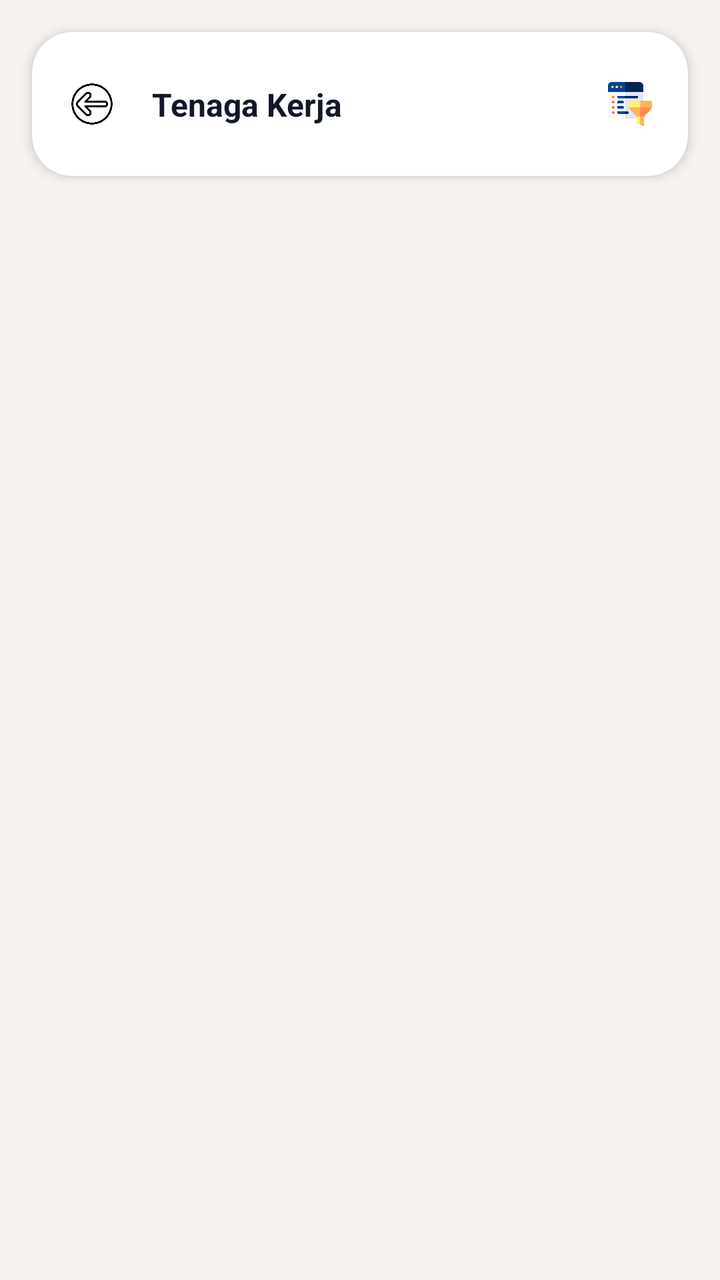
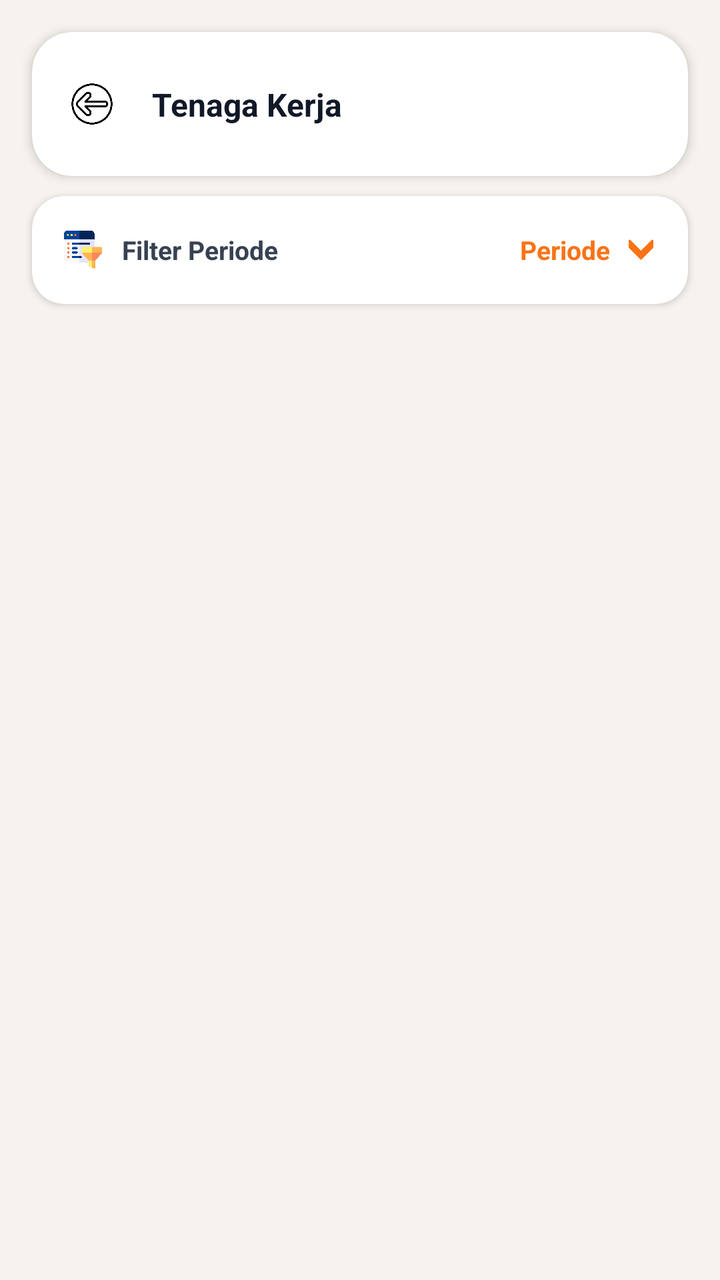

Screens rendered from an Android XML layout before and after an edit, with the pre-edit source and the edit as a unified diff.
<!-- AndroidManifest.xml: application theme Theme.Bpskota -->
<!-- res/layout/activity_tenagakerja.xml -->
<?xml version="1.0" encoding="utf-8"?>
<androidx.constraintlayout.widget.ConstraintLayout
    xmlns:android="http://schemas.android.com/apk/res/android"
    xmlns:app="http://schemas.android.com/apk/res-auto"
    xmlns:tools="http://schemas.android.com/tools"

    android:layout_width="match_parent"
    android:layout_height="match_parent"
    android:background="#F6F2EE"

    tools:context=".TempattinggalActivity">


    
    
    

    <androidx.cardview.widget.CardView
        android:id="@+id/headerTempatTinggal"

        android:layout_width="0dp"
        android:layout_height="72dp"

        android:layout_marginStart="16dp"
        android:layout_marginTop="16dp"
        android:layout_marginEnd="16dp"

        app:cardBackgroundColor="#FFFFFF"
        app:cardCornerRadius="20dp"
        app:cardElevation="3dp"

        app:layout_constraintTop_toTopOf="parent"
        app:layout_constraintStart_toStartOf="parent"
        app:layout_constraintEnd_toEndOf="parent">

        <androidx.constraintlayout.widget.ConstraintLayout
            android:layout_width="match_parent"
            android:layout_height="match_parent">


            

            <ImageView
                android:id="@+id/btnBack"

                android:layout_width="44dp"
                android:layout_height="44dp"

                android:layout_marginStart="8dp"

                android:background="?attr/selectableItemBackgroundBorderless"

                android:clickable="true"
                android:focusable="true"

                android:padding="10dp"

                android:src="@drawable/ic_arrow_back"

                android:contentDescription="Kembali"

                app:layout_constraintStart_toStartOf="parent"
                app:layout_constraintTop_toTopOf="parent"
                app:layout_constraintBottom_toBottomOf="parent" />


            

            <TextView
                android:id="@+id/tvHeaderTitle"

                android:layout_width="0dp"
                android:layout_height="wrap_content"

                android:layout_marginStart="8dp"
                android:layout_marginEnd="8dp"

                android:text="Tenaga Kerja"
                android:textColor="#111827"
                android:textSize="16sp"
                android:textStyle="bold"

                android:maxLines="2"
                android:ellipsize="end"

                app:layout_constraintStart_toEndOf="@id/btnBack"
                app:layout_constraintEnd_toStartOf="@id/btnFilter"
                app:layout_constraintTop_toTopOf="parent"
                app:layout_constraintBottom_toBottomOf="parent" />


            

            <ImageView
                android:id="@+id/btnFilter"

                android:layout_width="42dp"
                android:layout_height="42dp"

                android:layout_marginEnd="8dp"

                android:background="?attr/selectableItemBackgroundBorderless"

                android:clickable="true"
                android:focusable="true"

                android:padding="10dp"

                android:src="@drawable/ic_filter"

                android:contentDescription="Filter tahun"

                app:layout_constraintEnd_toEndOf="parent"
                app:layout_constraintTop_toTopOf="parent"
                app:layout_constraintBottom_toBottomOf="parent" />

        </androidx.constraintlayout.widget.ConstraintLayout>

    </androidx.cardview.widget.CardView>


    
    
    

    <com.airbnb.lottie.LottieAnimationView
        android:id="@+id/progressLoading"
        android:layout_width="100dp"
        android:layout_height="100dp"
        android:visibility="gone"
        app:layout_constraintTop_toTopOf="parent"
        app:layout_constraintBottom_toBottomOf="parent"
        app:layout_constraintStart_toStartOf="parent"
        app:layout_constraintEnd_toEndOf="parent" />


    
    
    

    <ScrollView
        android:id="@+id/contentScroll"

        android:layout_width="0dp"
        android:layout_height="0dp"

        android:layout_marginTop="12dp"

        android:fillViewport="true"
        android:scrollbars="none"
        android:overScrollMode="never"

        app:layout_constraintTop_toBottomOf="@id/headerTempatTinggal"
        app:layout_constraintBottom_toBottomOf="parent"
        app:layout_constraintStart_toStartOf="parent"
        app:layout_constraintEnd_toEndOf="parent">


        

        <LinearLayout
            android:id="@+id/cardContainer"

            android:layout_width="match_parent"
            android:layout_height="wrap_content"

            android:orientation="vertical"

            android:paddingStart="24dp"
            android:paddingTop="12dp"
            android:paddingEnd="24dp"
            android:paddingBottom="32dp" />

    </ScrollView>

</androidx.constraintlayout.widget.ConstraintLayout>
<!-- resources referenced by this layout -->
<resources>
  <!-- drawable ic_arrow_back: png bitmap (drawable, 15698 bytes) -->
  <!-- drawable ic_filter: png bitmap (drawable, 14395 bytes) -->
  <style name="Theme.Bpskota" parent="Theme.MaterialComponents.DayNight.NoActionBar">
          
          <item name="colorPrimary">@color/purple_500</item>
          <item name="colorPrimaryVariant">@color/purple_700</item>
          <item name="colorOnPrimary">@color/white</item>
          
          <item name="colorSecondary">@color/teal_200</item>
          <item name="colorSecondaryVariant">@color/teal_700</item>
          <item name="colorOnSecondary">@color/black</item>
          
          <item name="android:statusBarColor">@color/white</item>
          
      </style>
  <color name="purple_500">#FF6200EE</color>
  <color name="purple_700">#FF3700B3</color>
  <color name="white">#FFFFFFFF</color>
  <color name="teal_200">#FF03DAC5</color>
  <color name="teal_700">#FF018786</color>
  <color name="black">#FF000000</color>
</resources>

<!-- the commit's change to res/layout/activity_tenagakerja.xml (unified diff, before → after) -->
@@ -10,9 +10,6 @@
 
     tools:context=".TempattinggalActivity">
 
-
-    
-    
     
 
     <androidx.cardview.widget.CardView
@@ -37,7 +34,6 @@
             android:layout_width="match_parent"
             android:layout_height="match_parent">
 
-
             
 
             <ImageView
@@ -56,14 +52,12 @@
                 android:padding="10dp"
 
                 android:src="@drawable/ic_arrow_back"
-
                 android:contentDescription="Kembali"
 
                 app:layout_constraintStart_toStartOf="parent"
                 app:layout_constraintTop_toTopOf="parent"
                 app:layout_constraintBottom_toBottomOf="parent" />
 
-
             
 
             <TextView
@@ -76,6 +70,7 @@
                 android:layout_marginEnd="8dp"
 
                 android:text="Tenaga Kerja"
+
                 android:textColor="#111827"
                 android:textSize="16sp"
                 android:textStyle="bold"
@@ -84,32 +79,6 @@
                 android:ellipsize="end"
 
                 app:layout_constraintStart_toEndOf="@id/btnBack"
-                app:layout_constraintEnd_toStartOf="@id/btnFilter"
-                app:layout_constraintTop_toTopOf="parent"
-                app:layout_constraintBottom_toBottomOf="parent" />
-
-
-            
-
-            <ImageView
-                android:id="@+id/btnFilter"
-
-                android:layout_width="42dp"
-                android:layout_height="42dp"
-
-                android:layout_marginEnd="8dp"
-
-                android:background="?attr/selectableItemBackgroundBorderless"
-
-                android:clickable="true"
-                android:focusable="true"
-
-                android:padding="10dp"
-
-                android:src="@drawable/ic_filter"
-
-                android:contentDescription="Filter tahun"
-
                 app:layout_constraintEnd_toEndOf="parent"
                 app:layout_constraintTop_toTopOf="parent"
                 app:layout_constraintBottom_toBottomOf="parent" />
@@ -118,24 +87,103 @@
 
     </androidx.cardview.widget.CardView>
 
-
-    
-    
+    
+
+    <androidx.cardview.widget.CardView
+        android:id="@+id/cardFilterPeriode"
+
+        android:layout_width="0dp"
+        android:layout_height="54dp"
+
+        android:layout_marginStart="16dp"
+        android:layout_marginTop="10dp"
+        android:layout_marginEnd="16dp"
+
+        app:cardBackgroundColor="#FFFFFF"
+        app:cardCornerRadius="16dp"
+        app:cardElevation="2dp"
+
+        app:layout_constraintTop_toBottomOf="@id/headerTempatTinggal"
+        app:layout_constraintStart_toStartOf="parent"
+        app:layout_constraintEnd_toEndOf="parent">
+
+        <LinearLayout
+            android:id="@+id/btnFilter"
+
+            android:layout_width="match_parent"
+            android:layout_height="match_parent"
+
+            android:orientation="horizontal"
+            android:gravity="center_vertical"
+
+            android:paddingStart="16dp"
+            android:paddingEnd="16dp"
+
+            android:background="?attr/selectableItemBackground"
+            android:clickable="true"
+            android:focusable="true"
+            android:contentDescription="Filter periode">
+
+            <ImageView
+                android:layout_width="19dp"
+                android:layout_height="19dp"
+
+                android:src="@drawable/ic_filter"
+                android:contentDescription="Filter periode" />
+
+            <TextView
+                android:layout_width="0dp"
+                android:layout_height="wrap_content"
+
+                android:layout_weight="1"
+                android:layout_marginStart="10dp"
+
+                android:text="Filter Periode"
+                android:textColor="#374151"
+                android:textSize="13sp"
+                android:textStyle="bold" />
+
+            <TextView
+                android:id="@+id/tvFilterPeriode"
+
+                android:layout_width="wrap_content"
+                android:layout_height="wrap_content"
+
+                android:text="Periode"
+                android:textColor="#F97316"
+                android:textSize="13sp"
+                android:textStyle="bold"
+                android:maxLines="1" />
+
+            <ImageView
+                android:layout_width="15dp"
+                android:layout_height="15dp"
+
+                android:layout_marginStart="8dp"
+
+                android:src="@drawable/ic_bottom"
+                android:contentDescription="@null"
+                app:tint="#F97316" />
+
+        </LinearLayout>
+
+    </androidx.cardview.widget.CardView>
+
     
 
     <com.airbnb.lottie.LottieAnimationView
         android:id="@+id/progressLoading"
+
         android:layout_width="100dp"
         android:layout_height="100dp"
+
         android:visibility="gone"
+
         app:layout_constraintTop_toTopOf="parent"
         app:layout_constraintBottom_toBottomOf="parent"
         app:layout_constraintStart_toStartOf="parent"
         app:layout_constraintEnd_toEndOf="parent" />
 
-
-    
-    
     
 
     <ScrollView
@@ -144,19 +192,16 @@
         android:layout_width="0dp"
         android:layout_height="0dp"
 
-        android:layout_marginTop="12dp"
+        android:layout_marginTop="8dp"
 
         android:fillViewport="true"
         android:scrollbars="none"
         android:overScrollMode="never"
 
-        app:layout_constraintTop_toBottomOf="@id/headerTempatTinggal"
+        app:layout_constraintTop_toBottomOf="@id/cardFilterPeriode"
         app:layout_constraintBottom_toBottomOf="parent"
         app:layout_constraintStart_toStartOf="parent"
         app:layout_constraintEnd_toEndOf="parent">
-
-
-        
 
         <LinearLayout
             android:id="@+id/cardContainer"
<!-- resource entries referenced after the edit -->
@@ -1,6 +1,7 @@
 <!-- resources referenced by this layout -->
 <resources>
   <!-- drawable ic_arrow_back: png bitmap (drawable, 15698 bytes) -->
+  <!-- drawable ic_bottom: png bitmap (drawable, 4896 bytes) -->
   <!-- drawable ic_filter: png bitmap (drawable, 14395 bytes) -->
   <style name="Theme.Bpskota" parent="Theme.MaterialComponents.DayNight.NoActionBar">
           
